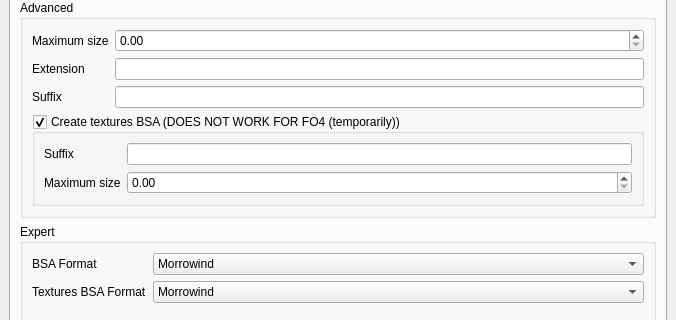
The window that src/MainWindow.ui (Guekka/cathedral-assets-optimizer) describes before a commit, drawn with Qt 5; both pictures show x 0 to 676 and y 341 to 661 of the 676 by 751 pixel window.
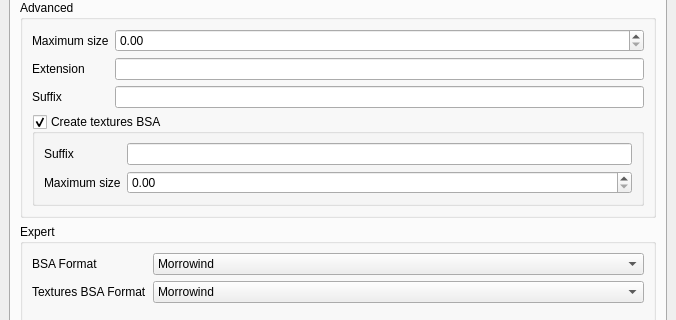
The same window after the commit.

Commit message: [BSA] Fixed BSA textures creation for Fallout 4 (thanks to a libbsarch update).

Diff of the .ui file:
```diff
--- a/src/MainWindow.ui
+++ b/src/MainWindow.ui
@@ -392,7 +392,7 @@
            <item row="6" column="0" colspan="2">
             <widget class="QGroupBox" name="bsaTexturesAdvancedGroupBox">
              <property name="title">
-              <string>Create textures BSA (DOES NOT WORK FOR FO4 (temporarily))</string>
+              <string>Create textures BSA</string>
              </property>
              <property name="checkable">
               <bool>true</bool>
```
The commit also changes 10 other files.
